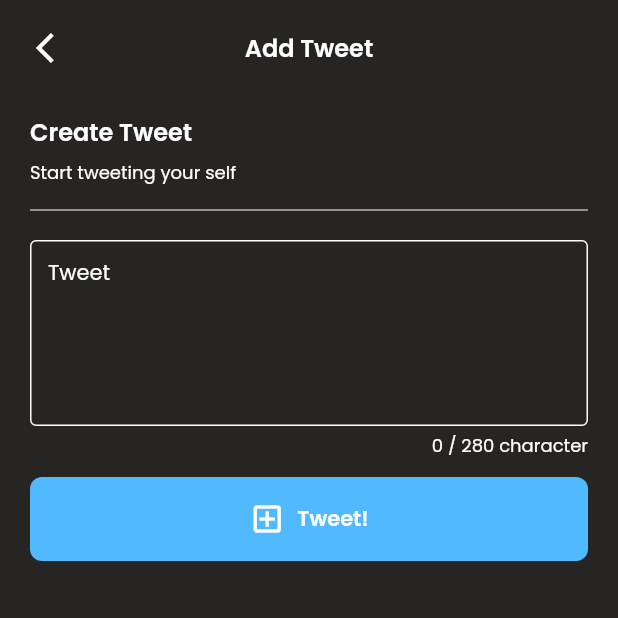
After one commit to arayhann/metweet, a Flutter app: the AddTweetPage screen opened directly, on a phone screen of 412 x 824 dp, the top half of it. The commit adds this screen. Run offline on Flutter 3.47's test engine with Material 2 defaults, Android fonts, the light colour scheme and no system bars; our stand-ins replace firebase_database, flutter_hooks, fluttertoast, google_fonts, hive, hive_flutter and 2 more; accounts and stored records are empty.

Commit message:
separate history and add new tweet page

```diff
--- a/lib/components/tweet_post.dart
+++ b/lib/components/tweet_post.dart
@@ -18,6 +18,7 @@ class TweetPost extends HookConsumerWidget {
     final _tweetCount = useState(0);
     final _isLoading = useState(false);
     return Column(
+      crossAxisAlignment: CrossAxisAlignment.start,
       children: [
         Text(
           'Create Tweet',
@@ -93,6 +94,8 @@ class TweetPost extends HookConsumerWidget {
 
                   try {
                     await ref.read(tweetProvider.notifier).createTweet(tweet);
+
+                    Navigator.of(context).pop();
                   } on HttpException catch (error) {
                     Fluttertoast.showToast(msg: error.toString());
                   } catch (error) {
--- /dev/null
+++ b/lib/pages/add_tweet_page.dart
@@ -0,0 +1,31 @@
+import 'package:flutter/material.dart';
+import 'package:metweet/components/pop_app_bar.dart';
+import 'package:metweet/components/tweet_post.dart';
+
+class AddTweetPage extends StatelessWidget {
+  const AddTweetPage({Key? key}) : super(key: key);
+
+  @override
+  Widget build(BuildContext context) {
+    return Scaffold(
+      body: Scaffold(
+        body: SafeArea(
+          child: SingleChildScrollView(
+            child: Column(
+              crossAxisAlignment: CrossAxisAlignment.start,
+              children: [
+                PopAppBar(
+                  title: 'Add Tweet',
+                ),
+                Padding(
+                  padding: const EdgeInsets.all(20),
+                  child: TweetPost(),
+                ),
+              ],
+            ),
+          ),
+        ),
+      ),
+    );
+  }
+}
--- a/lib/pages/edit_tweet_page.dart
+++ b/lib/pages/edit_tweet_page.dart
@@ -117,9 +117,7 @@ class EditTweetPage extends HookConsumerWidget {
                       height: 20,
                     ),
                     _isLoading.value
-                        ? Center(
-                            child: CircularProgressIndicator(),
-                          )
+                        ? SizedBox.shrink()
                         : FillButton(
                             text: 'Delete Tweet',
                             color: Colors.red,
```
Also changed, not shown: lib/pages/home_page.dart (+78 -9 lines).
